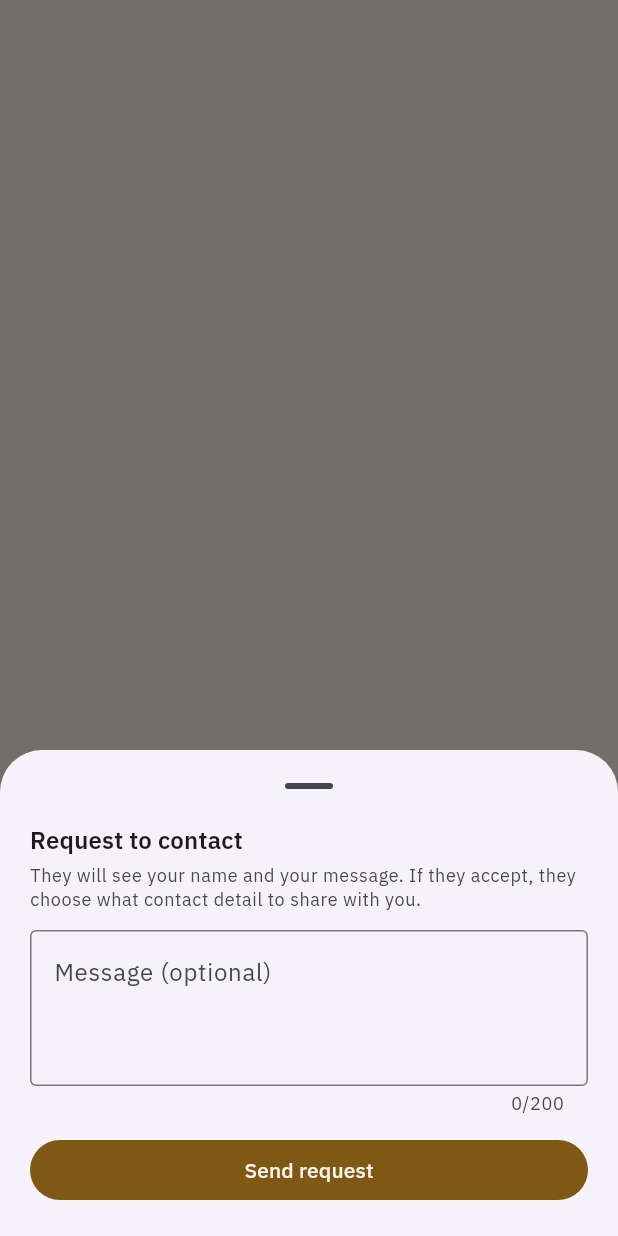
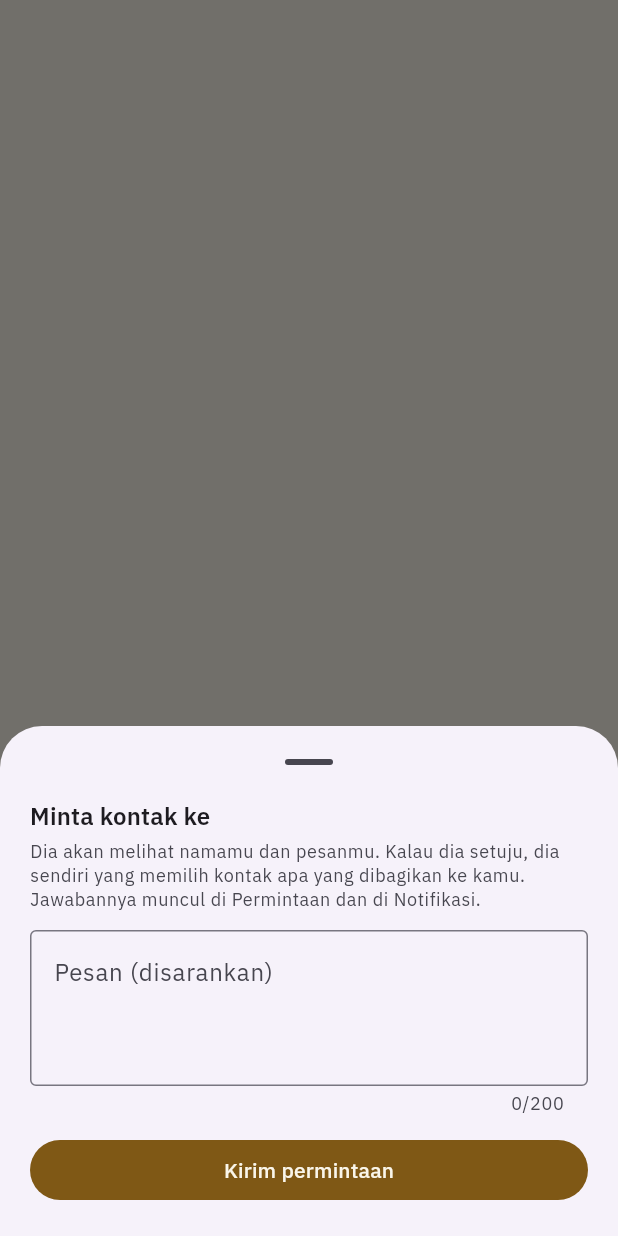
Before and after one commit to FarrelAlfarabi/Undip-Alumni-Connect, a Flutter app: what showRequestContactSheet() shows on an empty page, opened directly with empty values, on a phone screen of 412 x 824 dp. Run offline on Flutter 3.47's test engine with Material 3 defaults, Android fonts, the phone set to English and light mode, and no system bars; our stand-ins replace file_picker, flutter_dotenv, flutter_map, flutter_secure_storage, google_fonts, latlong2 and 3 more; accounts and stored records are empty; network calls fail; project files that could hold a hidden picture were left out.

Commit message:
Stage C: request to contact shows a sent state and explains what happens next
Co-Authored-By: Claude Sonnet 5.5 <noreply@anthropic.com>
Claude-Session: https://claude.ai/code/session_01HLzVPGQayX9YA6N5QMuzmB

```diff
--- a/lib/screens/request_contact_sheet.dart
+++ b/lib/screens/request_contact_sheet.dart
@@ -27,8 +27,9 @@ Future<bool> showRequestContactSheet(
     ),
   );
   if (sent == true && context.mounted) {
-    ScaffoldMessenger.of(context)
-        .showSnackBar(SnackBar(content: Text('Request sent to $targetName.')));
+    ScaffoldMessenger.of(context).showSnackBar(
+      SnackBar(content: Text('Permintaan terkirim ke $targetName.')),
+    );
   }
   return sent == true;
 }
@@ -100,15 +101,16 @@ class _RequestSheetState extends State<_RequestSheet> {
           crossAxisAlignment: CrossAxisAlignment.stretch,
           children: [
             Text(
-              'Request to contact ${widget.targetName}',
+              'Minta kontak ke ${widget.targetName}',
               style: theme.textTheme.titleMedium?.copyWith(
                 fontWeight: FontWeight.w600,
               ),
             ),
             const SizedBox(height: 4),
             Text(
-              'They will see your name and your message. If they accept, '
-              'they choose what contact detail to share with you.',
+              'Dia akan melihat namamu dan pesanmu. Kalau dia setuju, dia '
+              'sendiri yang memilih kontak apa yang dibagikan ke kamu. '
+              'Jawabannya muncul di Permintaan dan di Notifikasi.',
               style: theme.textTheme.bodySmall?.copyWith(
                 color: theme.colorScheme.onSurfaceVariant,
               ),
@@ -120,8 +122,8 @@ class _RequestSheetState extends State<_RequestSheet> {
               maxLength: kContactMessageMax,
               maxLines: 3,
               decoration: const InputDecoration(
-                labelText: 'Message (optional)',
-                hintText: 'For example: why you would like to connect',
+                labelText: 'Pesan (disarankan)',
+                hintText: 'Contoh: kenapa kamu ingin terhubung',
                 border: OutlineInputBorder(),
                 alignLabelWithHint: true,
               ),
@@ -144,7 +146,7 @@ class _RequestSheetState extends State<_RequestSheet> {
                       width: 20,
                       child: CircularProgressIndicator(strokeWidth: 2.5),
                     )
-                  : const Text('Send request'),
+                  : const Text('Kirim permintaan'),
             ),
           ],
         ),
--- a/lib/screens/requests_screen.dart
+++ b/lib/screens/requests_screen.dart
@@ -85,7 +85,7 @@ class _RequestsScreenState extends State<RequestsScreen> {
               what: 'your requests',
               emptyText:
                   'You have not asked anyone yet. Open an alumnus profile '
-                  'and tap "Request to contact".',
+                  'and tap "Minta kontak".',
               onRetry: _refresh,
               itemBuilder: (r) =>
                   _OutgoingCard(request: r, repository: _repo, myId: _myId),
```
Also changed, not shown: lib/screens/home_screen.dart (+7 -11 lines), lib/screens/profile_detail_screen.dart (+47 -8 lines), lib/screens/verification_screen.dart (+9 -4 lines), 2 other files.
